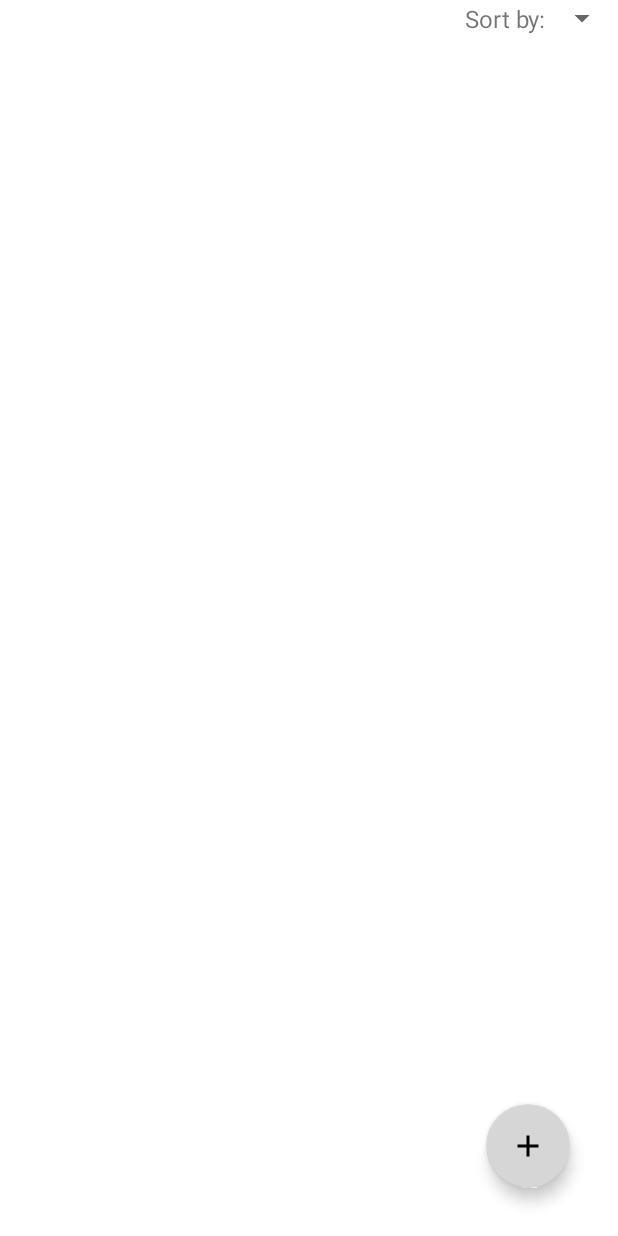
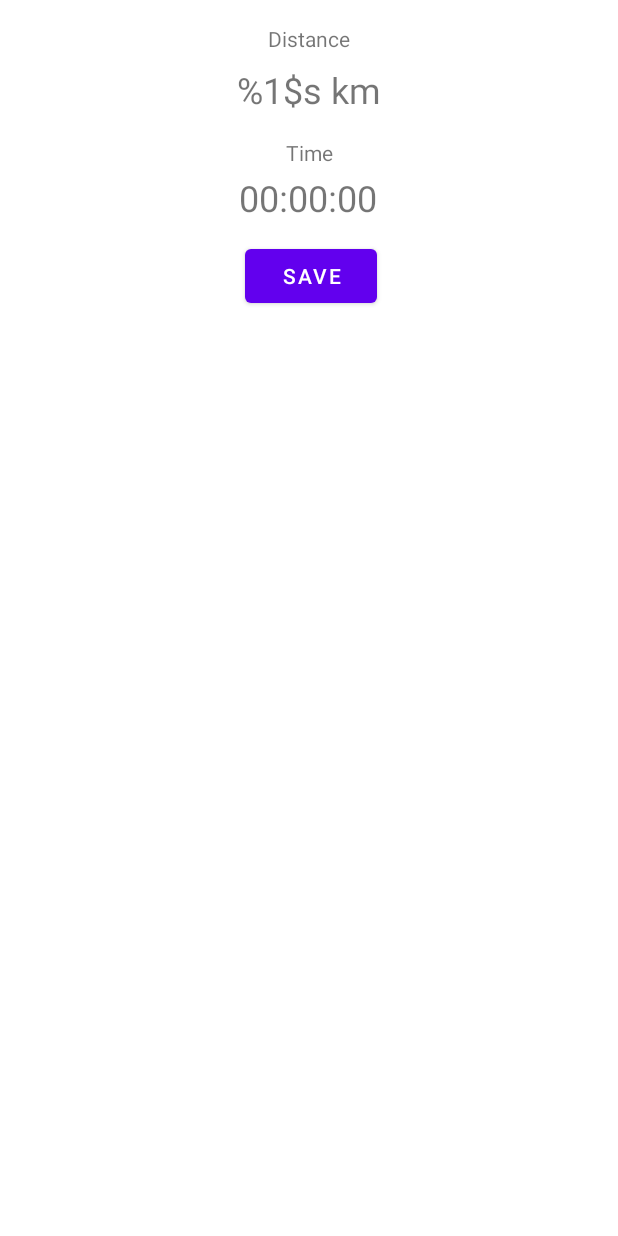
Before and after one commit to elenalaa/MyTrackingApp, an Android app: the layout fragment_track.xml on its own in the app's theme, with its tools: preview values and no code run, on a phone screen of 412 x 824 dp. Run offline under Robolectric (Android 15) with nearby library versions, the phone set to English and light mode, and no system bars.

Commit message:
structure updated

```diff
--- a/app/src/main/java/com/example/mytrackingapp/database/TrackingDataBase.kt
+++ b/app/src/main/java/com/example/mytrackingapp/database/TrackingDataBase.kt
@@ -1,8 +1,10 @@
+/*
 package com.example.mytrackingapp.database
 
 import androidx.room.Database
 import androidx.room.RoomDatabase
 import androidx.room.TypeConverters
+import com.example.mytrackingapp.model.Track
 
 
 @Database(
@@ -14,4 +16,4 @@ import androidx.room.TypeConverters
 abstract class TrackingDataBase : RoomDatabase(){
 
     abstract fun getTrackDao(): TrackDao
-}
+}*/
--- a/app/src/main/res/layout/activity_main.xml
+++ b/app/src/main/res/layout/activity_main.xml
@@ -103,8 +103,7 @@
         </LinearLayout>
     </RelativeLayout>-->
 
-
-    <!--<com.google.android.material.bottomnavigation.BottomNavigationView
+    <com.google.android.material.bottomnavigation.BottomNavigationView
         android:id="@+id/bottomNavigationView"
         android:layout_width="match_parent"
         android:layout_height="56dp"
@@ -114,7 +113,7 @@
         app:layout_constraintStart_toStartOf="parent"
         app:menu="@menu/bottom_nav_menu"
 
-        />-->
+        />
 
     <fragment
         android:id="@+id/navHostFragment"
--- a/app/src/main/res/layout/fragment_track.xml
+++ b/app/src/main/res/layout/fragment_track.xml
@@ -1,55 +1,88 @@
 <?xml version="1.0" encoding="utf-8"?>
-<androidx.constraintlayout.widget.ConstraintLayout xmlns:android="http://schemas.android.com/apk/res/android"
-    xmlns:app="http://schemas.android.com/apk/res-auto"
+<layout xmlns:="http://schemas.android.com/tools"
+    xmlns:android="http://schemas.android.com/apk/res/android"
+    xmlns:app="http://schemas.android.com/apk/res-auto">
+
+    <data>
+
+    </data>
+
+    <androidx.constraintlayout.widget.ConstraintLayout
         android:id="@+id/trackFragment"
-    xmlns="http://schemas.android.com/tools"
         android:layout_width="match_parent"
-    android:layout_height="match_parent">
+        android:layout_height="wrap_content">
 
-    <Spinner
-        android:id="@+id/spFilter"
+        <TextView
+            android:id="@+id/distance_textView"
             android:layout_width="wrap_content"
             android:layout_height="wrap_content"
-
-        android:paddingTop="8dp"
-        android:paddingBottom="8dp"
+            android:layout_marginTop="16dp"
+            android:text="@string/distance_textView"
+            app:layout_constraintBottom_toTopOf="@+id/distance_value_tV"
             app:layout_constraintEnd_toEndOf="parent"
-        app:layout_constraintTop_toTopOf="parent" />
+            app:layout_constraintStart_toStartOf="parent"
+            app:layout_constraintTop_toTopOf="parent"
+            app:layout_constraintVertical_bias="0.0" />
 
         <TextView
-        android:id="@+id/tvFilterBy"
+            android:id="@+id/distance_value_tV"
+            layout_editor_absoluteX="148dp"
             android:layout_width="wrap_content"
             android:layout_height="wrap_content"
-        android:text="@string/sort_by"
-        android:textSize="16sp"
-        app:layout_constraintBottom_toBottomOf="@+id/spFilter"
-        app:layout_constraintEnd_toStartOf="@+id/spFilter"
-        app:layout_constraintTop_toTopOf="parent" />
+            android:layout_marginTop="8dp"
+            android:layout_marginBottom="8dp"
+            android:text="@string/_0_0km"
+            android:textSize="24sp"
+            app:layout_constraintBottom_toTopOf="@+id/timer_textView"
+            app:layout_constraintEnd_toEndOf="parent"
+            app:layout_constraintStart_toStartOf="parent"
+            app:layout_constraintTop_toBottomOf="@+id/distance_textView" />
 
-    <androidx.recyclerview.widget.RecyclerView
+        <TextView
+            android:id="@+id/timer_textView"
+            android:layout_width="wrap_content"
+            android:layout_height="wrap_content"
+            android:layout_marginTop="16dp"
+            android:text="@string/time_textV"
+            app:layout_constraintEnd_toEndOf="parent"
+            app:layout_constraintHorizontal_bias="0.5"
+            app:layout_constraintStart_toStartOf="parent"
+            app:layout_constraintTop_toBottomOf="@+id/distance_value_tV" />
+
+        <TextView
+            android:id="@+id/timer_value_textView5"
+            android:layout_width="wrap_content"
+            android:layout_height="wrap_content"
+            android:layout_marginTop="4dp"
+            android:text="@string/_00_00_00"
+            android:textSize="24sp"
+            app:layout_constraintEnd_toEndOf="parent"
+            app:layout_constraintHorizontal_bias="0.498"
+            app:layout_constraintStart_toStartOf="parent"
+            app:layout_constraintTop_toBottomOf="@+id/timer_textView" />
+
+        <!-- <androidx.recyclerview.widget.RecyclerView
             android:id="@+id/rvTracks"
             android:layout_width="match_parent"
             android:layout_height="0dp"
             app:layout_constraintBottom_toBottomOf="parent"
             app:layout_constraintEnd_toEndOf="parent"
             app:layout_constraintHorizontal_bias="1.0"
+            app:layout_constraintStart_toStartOf="parent" />-->
+
+        <Button
+            android:id="@+id/save_button"
+            android:layout_width="wrap_content"
+            android:layout_height="wrap_content"
+            android:layout_marginTop="12dp"
+            android:layout_marginBottom="16dp"
+            android:text="@string/save_button"
+            app:layout_constraintEnd_toEndOf="parent"
+            app:layout_constraintHorizontal_bias="0.504"
             app:layout_constraintStart_toStartOf="parent"
-        app:layout_constraintTop_toBottomOf="@+id/spFilter"
+            app:layout_constraintTop_toBottomOf="@+id/timer_value_textView5"
             app:layout_constraintVertical_bias="0.0" />
 
-   <com.google.android.material.floatingactionbutton.FloatingActionButton
-        android:id="@+id/button_fab"
-        android:layout_width="wrap_content"
-        android:layout_height="wrap_content"
-        android:layout_marginEnd="32dp"
-        android:layout_marginBottom="32dp"
-        android:contentDescription="Start"
-        android:src="@drawable/ic_baseline_add_24"
-        app:backgroundTint="@color/colorAccent"
-        app:fabSize="normal"
-        app:layout_constraintBottom_toBottomOf="parent"
-        app:layout_constraintEnd_toEndOf="parent"
-        app:rippleColor="@android:color/white"
-        app:tint="@android:color/black" />
 
     </androidx.constraintlayout.widget.ConstraintLayout>
+</layout>
--- a/app/src/main/res/values/strings.xml
+++ b/app/src/main/res/values/strings.xml
@@ -32,4 +32,14 @@
     <string name="restart_Button">Restart</string>
     <string name="press_the_button_in_left_upper_corner">Press the Button in left upper corner.</string>
     <string name="press_on_my_location_button">Press on My Location Button</string>
+    <string name="press_start_button_for_start_tracking">Press Start button for start tracking</string>
+    <string name="press_button_for_stop_tracking">Press button for stop tracking</string>
+    <string name="press_restart_button_for_pause_tracking">Press Restart button for pause tracking</string>
+    <string name="distance_textView">Distance</string>
+    <string name="_0_0km">%1$s km</string>
+    <string name="timer_textView">Timer</string>
+    <string name="_00_00_00">00:00:00</string>
+    <string name="save_button">Save</string>
+
+    <string name="time_textV">Time</string>
 </resources>
```
Also changed, not shown: app/src/main/java/com/example/mytrackingapp/MapTrackingFragment.kt (+87 -18 lines), app/src/main/java/com/example/mytrackingapp/TrackFragment.kt (+44 -25 lines), app/src/main/java/com/example/mytrackingapp/adapter/Adapter.kt (added, +21 -0 lines), app/src/main/java/com/example/mytrackingapp/database/Track.kt (deleted, +0 -19 lines), app/src/main/java/com/example/mytrackingapp/database/TrackDao.kt (+7 -5 lines), app/src/main/java/com/example/mytrackingapp/dipendenijection/ModuleApp.kt (+6 -11 lines), app/src/main/java/com/example/mytrackingapp/model/Track.kt (added, +17 -0 lines), app/src/main/java/com/example/mytrackingapp/repository/Repository.kt (+4 -5 lines), app/src/main/java/com/example/mytrackingapp/service/TrackingService.kt (+21 -50 lines), app/src/main/java/com/example/mytrackingapp/ui/fragments/MapSet.kt (added, +40 -0 lines), app/src/main/java/com/example/mytrackingapp/ui/viewmodels/MainViewModel.kt (deleted, +0 -17 lines), app/src/main/java/com/example/mytrackingapp/ui/viewmodels/MapSet.kt (deleted, +0 -24 lines), app/src/main/java/com/example/mytrackingapp/ui/viewmodels/StatisticsViewModel.kt (deleted, +0 -15 lines), app/src/main/res/layout/fragment_map_tracking.xml (+10 -2 lines), 1 more files. Lines whose indentation alone changed are shown as unchanged.
